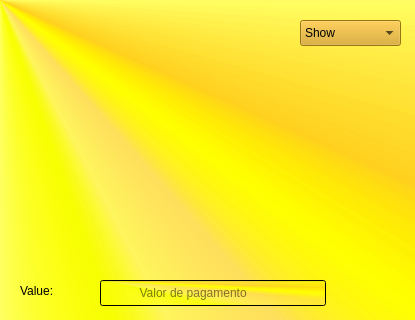
Old version of the form mainwindow.ui in the repository Cleber-git/cach_manage; both pictures show x 0 to 415 and y 0 to 320 of the 415 by 600 pixel window.
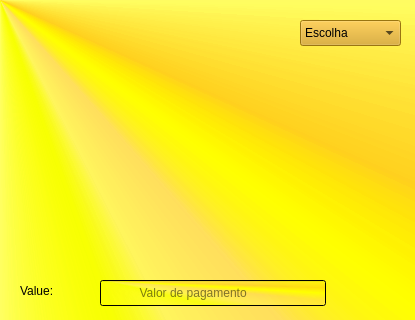
New version of the form. Icons and pictures are not drawn.

Commit message: Mudar lógica de código para quando o combobox tiver em atividade as label's ficarem inativas

```diff
--- a/mainwindow.ui
+++ b/mainwindow.ui
@@ -152,6 +152,11 @@
     <property name="styleSheet">
      <string notr="true">background-color: rgb(216, 164, 24) ; </string>
     </property>
+    <item>
+     <property name="text">
+      <string>Escolha</string>
+     </property>
+    </item>
     <item>
      <property name="text">
       <string extracomment="Escolha">Show</string>
```
The commit also changes 2 other files.
